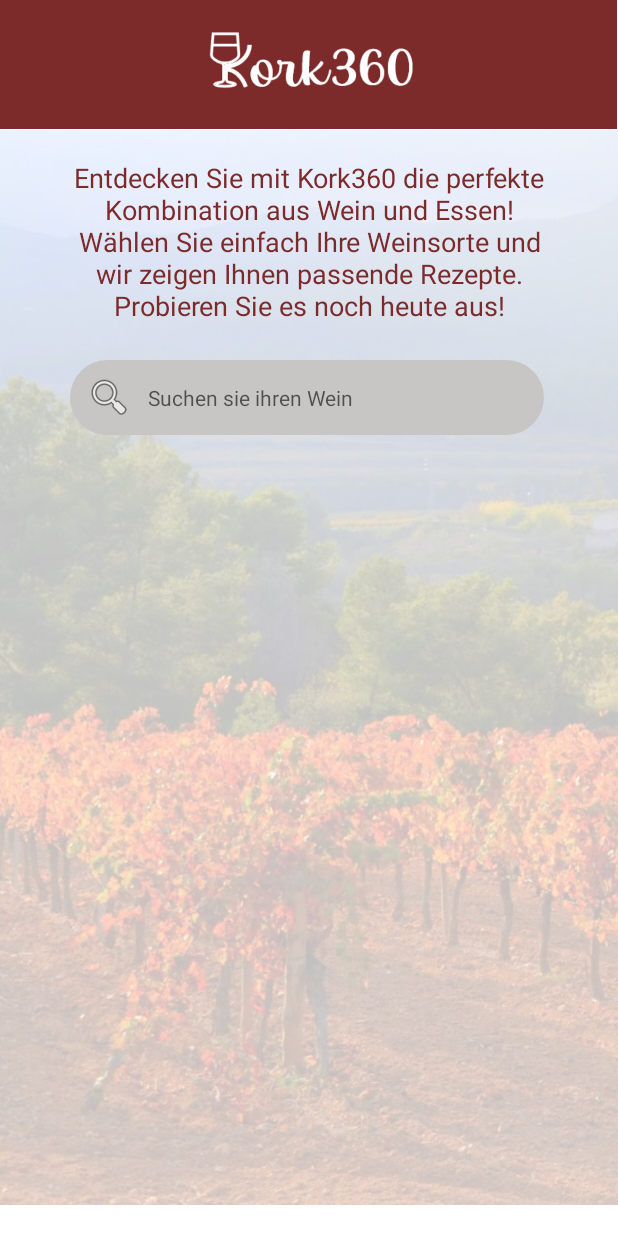
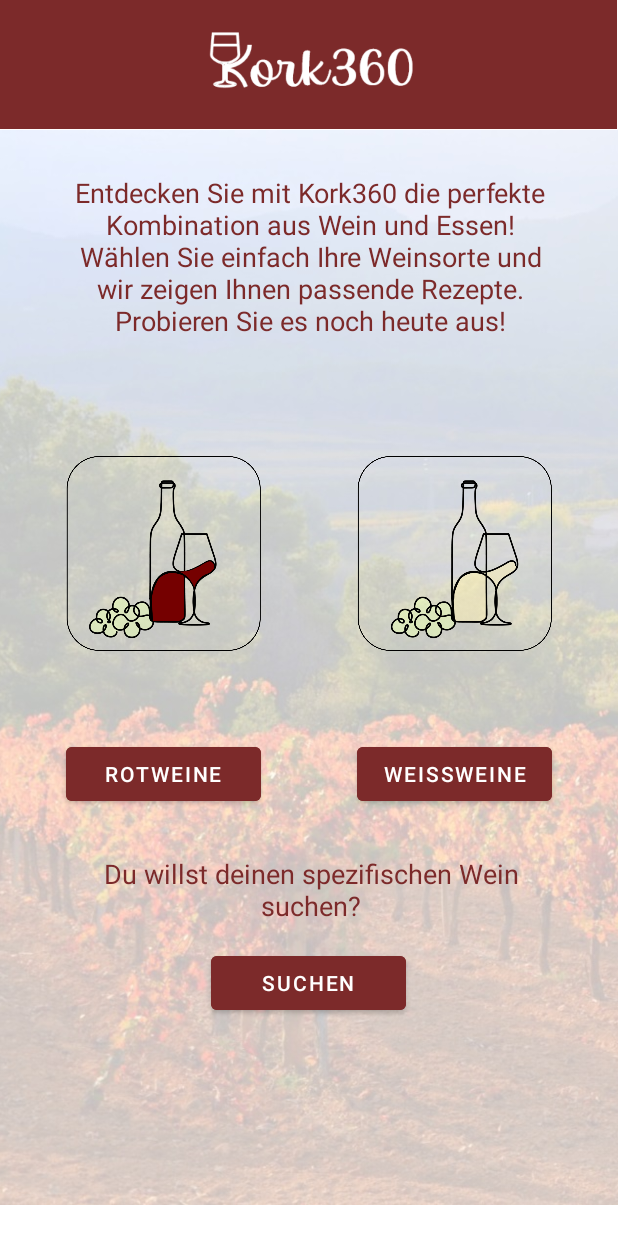
Before and after one commit to stefsGIT/NewKork2.0, an Android app: the screen it shows after launch (MainActivity), on a phone screen of 412 x 824 dp. Run offline under Robolectric (Android 15) with nearby library versions, the light colour scheme and no system bars.

Commit message:
Änderungen

```diff
--- a/app/src/main/java/com/example/newkork/CreateTable.java
+++ b/app/src/main/java/com/example/newkork/CreateTable.java
@@ -1,7 +1,7 @@
 package com.example.newkork;
 
 public class CreateTable {
-    public CreateTable(Database db){
+    public Database loadData(Database db){
 
         db.add("Riesling", "Trockene Weißweine");
         db.add("Silvaner", "Trockene Weißweine");
@@ -49,5 +49,7 @@ public class CreateTable {
         db.add("Frühroter Veltliner", "Leichte Rotweine");
         db.add("Rondo", "Leichte Rotweine");
         db.add("Pinot Meunier", "Leichte Rotweine");
+
+        return (db);
     }
 }
--- a/app/src/main/java/com/example/newkork/Database.java
+++ b/app/src/main/java/com/example/newkork/Database.java
@@ -1,10 +1,14 @@
 package com.example.newkork;
+
+import static android.app.ProgressDialog.show;
 
 import android.content.ContentValues;
 import android.content.Context;
 import android.database.sqlite.SQLiteDatabase;
 import android.database.sqlite.SQLiteOpenHelper;
-    public class Database extends SQLiteOpenHelper {
+import android.widget.Toast;
+
+public class Database extends SQLiteOpenHelper {
 
         private Context context;
         private static final String DATABASE_NAME = "wine.db";
@@ -20,7 +24,7 @@ import android.database.sqlite.SQLiteOpenHelper;
                         TABLE_NAME +
                         "(" +
                         COLUMN_ID +
-                        "integer primary key autoincrement, " +
+                        " integer primary key autoincrement, " +
                         COLUMN_TITLE +
                         " text not null, " +
                         COLUMN_TYPE +
@@ -40,18 +44,21 @@ import android.database.sqlite.SQLiteOpenHelper;
         @Override
         public void onUpgrade(SQLiteDatabase sqLiteDatabase, int i, int i1) {
             sqLiteDatabase.execSQL("drop table if exists " + TABLE_NAME);
+            onCreate(sqLiteDatabase);
         }
 
         void add(String title, String type){
             SQLiteDatabase db = this.getWritableDatabase();
             ContentValues cv = new ContentValues();
 
-            cv.put(COLUMN_ID, title);
+            cv.put(COLUMN_TITLE, title);
             cv.put(COLUMN_TYPE, type);
-
-/*        long result = db.insert(TABLE_NAME, null, cv);
-        if(result == -1){
-            Toast.makeText(context, text: "Failed", Toast.LENGTH_SHORT);
-        }*/
+            long result = db.insert(TABLE_NAME, null, cv);
+            if(result == -1) {
+                Toast.makeText(context, "Failed", Toast.LENGTH_SHORT).show();
+            }
+            else {
+                Toast.makeText(context, "Succsessfull", Toast.LENGTH_SHORT).show();
+            }
         }
 }
--- a/app/src/main/java/com/example/newkork/MainActivity.java
+++ b/app/src/main/java/com/example/newkork/MainActivity.java
@@ -2,13 +2,39 @@ package com.example.newkork;
 
 import androidx.appcompat.app.AppCompatActivity;
 
+import android.content.Intent;
 import android.os.Bundle;
+import android.view.View;
+import android.widget.Button;
 
 public class MainActivity extends AppCompatActivity {
 
-    @Override
+    Button rotwein_button, weiswein_button, suche_button;
+
     protected void onCreate(Bundle savedInstanceState) {
         super.onCreate(savedInstanceState);
         setContentView(R.layout.activity_main);
+
+        Database Weine = new Database(MainActivity.this);
+        CreateTable Loader = new CreateTable();
+        Weine = Loader.loadData(Weine);
+
+        rotwein_button = findViewById(R.id.Rotwein);
+        weiswein_button = findViewById(R.id.Weiswein);
+        suche_button = findViewById(R.id.Suchen);
+
+        rotwein_button.setOnClickListener(new View.OnClickListener() {
+            public void onClick(View view) {
+                Intent intent = new Intent(MainActivity.this, GerichtActivity.class);
+                startActivity(intent);
+            }
+        });
+
+        weiswein_button.setOnClickListener(new View.OnClickListener() {
+            public void onClick(View view) {
+                Intent intent = new Intent(MainActivity.this, NewActivity.class);
+                startActivity(intent);
+            }
+        });
     }
 }
--- /dev/null
+++ b/app/src/main/java/com/example/newkork/RezeptDatabase.java
@@ -0,0 +1,4 @@
+package com.example.newkork;
+
+public class RezeptDatabase {
+}
--- a/app/src/main/res/layout/activity_main.xml
+++ b/app/src/main/res/layout/activity_main.xml
@@ -31,40 +31,93 @@
         android:id="@+id/imageView3"
         android:layout_width="476dp"
         android:layout_height="758dp"
-        android:layout_marginTop="-20dp"
+        android:layout_marginTop="66dp"
         app:layout_constraintEnd_toEndOf="parent"
         app:layout_constraintHorizontal_bias="0.507"
         app:layout_constraintStart_toStartOf="parent"
-        app:layout_constraintTop_toBottomOf="@+id/textView4"
+        app:layout_constraintTop_toTopOf="parent"
         app:srcCompat="@drawable/background_vineyard" />
 
     <TextView
         android:id="@+id/textView5"
         android:layout_width="320dp"
         android:layout_height="0dp"
-        android:layout_marginTop="20dp"
+        android:layout_marginTop="30dp"
         android:text="Entdecken Sie mit Kork360 die perfekte Kombination aus Wein und Essen! Wählen Sie einfach Ihre Weinsorte und wir zeigen Ihnen passende Rezepte. Probieren Sie es noch heute aus!"
         android:textAlignment="center"
         android:textColor="#7C2A2A"
         android:textSize="18sp"
         app:layout_constraintEnd_toEndOf="parent"
+        app:layout_constraintHorizontal_bias="0.505"
         app:layout_constraintStart_toStartOf="parent"
         app:layout_constraintTop_toBottomOf="@+id/textView4" />
 
-    <AutoCompleteTextView
-        android:id="@+id/autoCompleteTextView"
-        android:layout_width="316dp"
-        android:layout_height="50dp"
-        android:layout_marginTop="24dp"
-        android:background="@drawable/search_background"
-        android:drawableStart="@android:drawable/ic_menu_search"
-        android:drawablePadding="10dp"
-        android:hint="Suchen sie ihren Wein"
-        android:paddingStart="10dp"
-        android:textSize="14sp"
+    <TextView
+        android:id="@+id/textView2"
+        android:layout_width="320dp"
+        android:layout_height="0dp"
+        android:layout_marginTop="30dp"
+        android:text="Du willst deinen spezifischen Wein suchen?"
+        android:textAlignment="center"
+        android:textColor="#7C2A2A"
+        android:textSize="18sp"
         app:layout_constraintEnd_toEndOf="parent"
-        app:layout_constraintHorizontal_bias="0.484"
+        app:layout_constraintHorizontal_bias="0.516"
         app:layout_constraintStart_toStartOf="parent"
-        app:layout_constraintTop_toBottomOf="@+id/textView5" />
+        app:layout_constraintTop_toBottomOf="@+id/Rotwein" />
+
+    <Button
+        android:id="@+id/Rotwein"
+        android:layout_width="130dp"
+        android:layout_height="48dp"
+        android:layout_marginStart="44dp"
+        android:layout_marginTop="20dp"
+        android:backgroundTint="#7C2A2A"
+        android:text="Rotweine"
+        app:layout_constraintStart_toStartOf="parent"
+        app:layout_constraintTop_toBottomOf="@+id/imageView5" />
+
+    <Button
+        android:id="@+id/Suchen"
+        android:layout_width="130dp"
+        android:layout_height="48dp"
+        android:layout_marginTop="15dp"
+        android:backgroundTint="#7C2A2A"
+        android:text="Suchen"
+        app:layout_constraintEnd_toEndOf="parent"
+        app:layout_constraintHorizontal_bias="0.498"
+        app:layout_constraintStart_toStartOf="parent"
+        app:layout_constraintTop_toBottomOf="@+id/textView2" />
+
+    <ImageView
+        android:id="@+id/imageView4"
+        android:layout_width="130dp"
+        android:layout_height="206dp"
+        android:layout_marginTop="40dp"
+        android:layout_marginEnd="44dp"
+        app:layout_constraintEnd_toEndOf="parent"
+        app:layout_constraintTop_toBottomOf="@+id/textView5"
+        app:srcCompat="@drawable/logo_weisswein" />
+
+    <Button
+        android:id="@+id/Weiswein"
+        android:layout_width="130dp"
+        android:layout_height="48dp"
+        android:layout_marginTop="20dp"
+        android:layout_marginEnd="44dp"
+        android:backgroundTint="#7C2A2A"
+        android:text="WeiSSweine"
+        app:layout_constraintEnd_toEndOf="parent"
+        app:layout_constraintTop_toBottomOf="@+id/imageView4" />
+
+    <ImageView
+        android:id="@+id/imageView5"
+        android:layout_width="130dp"
+        android:layout_height="206dp"
+        android:layout_marginStart="44dp"
+        android:layout_marginTop="40dp"
+        app:layout_constraintStart_toStartOf="parent"
+        app:layout_constraintTop_toBottomOf="@+id/textView5"
+        app:srcCompat="@drawable/logo_rotwein" />
 
 </androidx.constraintlayout.widget.ConstraintLayout>
```
Also changed, not shown: app/src/main/AndroidManifest.xml (+10 -0 lines), app/src/main/java/com/example/newkork/GerichtActivity.java (+7 -1 lines), app/src/main/java/com/example/newkork/NewActivity.java (+10 -1 lines), app/src/main/res/layout/activity_gericht.xml (+7 -9 lines), app/src/main/res/layout/activity_new.xml (+27 -34 lines).
